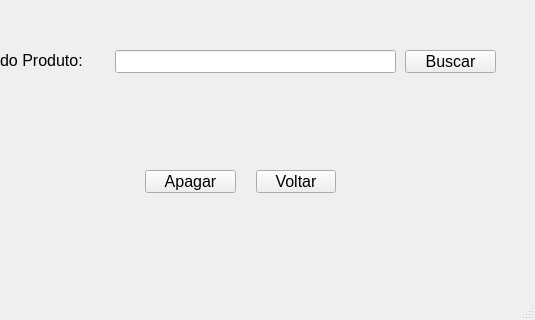
Above: telas/tela_apagar_produto.ui from mthsvct/SILE before the change; both pictures show x 105 to 640 and y 160 to 480 of the 640 by 480 pixel window. Below: the same form after it.
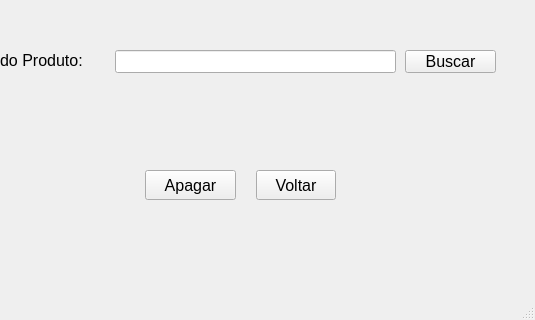
That is the form after the change.

Commit message: Função e tela de apagar produtos

The edit to the form file:
```diff
--- a/telas/tela_apagar_produto.ui
+++ b/telas/tela_apagar_produto.ui
@@ -20,7 +20,7 @@
       <x>361</x>
       <y>330</y>
       <width>80</width>
-      <height>23</height>
+      <height>30</height>
      </rect>
     </property>
     <property name="font">
@@ -62,7 +62,7 @@
       <x>250</x>
       <y>330</y>
       <width>91</width>
-      <height>23</height>
+      <height>30</height>
      </rect>
     </property>
     <property name="font">
```
Left out of the diff: 8 changed lines with no effect on the pictures. The commit also changes 3 other files.
